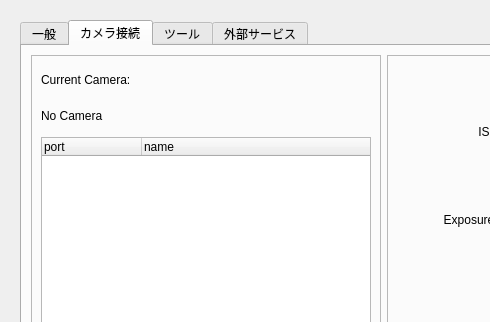
Old version of the form ui/configuration.ui in the repository yufujimoto/SurveyDataCollector; both pictures show x 0 to 490 and y 0 to 322 of the 800 by 600 pixel window.
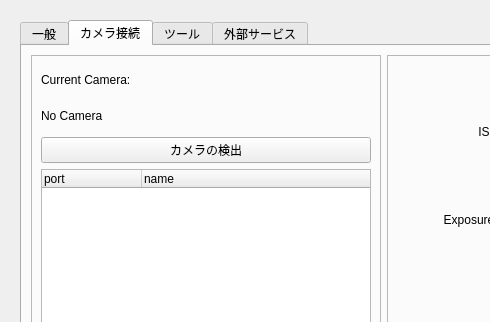
New version of the form. The open tabs and pages were chosen to show the change.

Diff of the .ui file:
```diff
--- a/ui/configuration.ui
+++ b/ui/configuration.ui
@@ -467,6 +467,13 @@
                </property>
               </widget>
              </item>
+             <item>
+              <widget class="QPushButton" name="btn_cam_detect">
+               <property name="text">
+                <string>カメラの検出</string>
+               </property>
+              </widget>
+             </item>
              <item>
               <widget class="QTreeWidget" name="tre_cam">
                <column>
```
